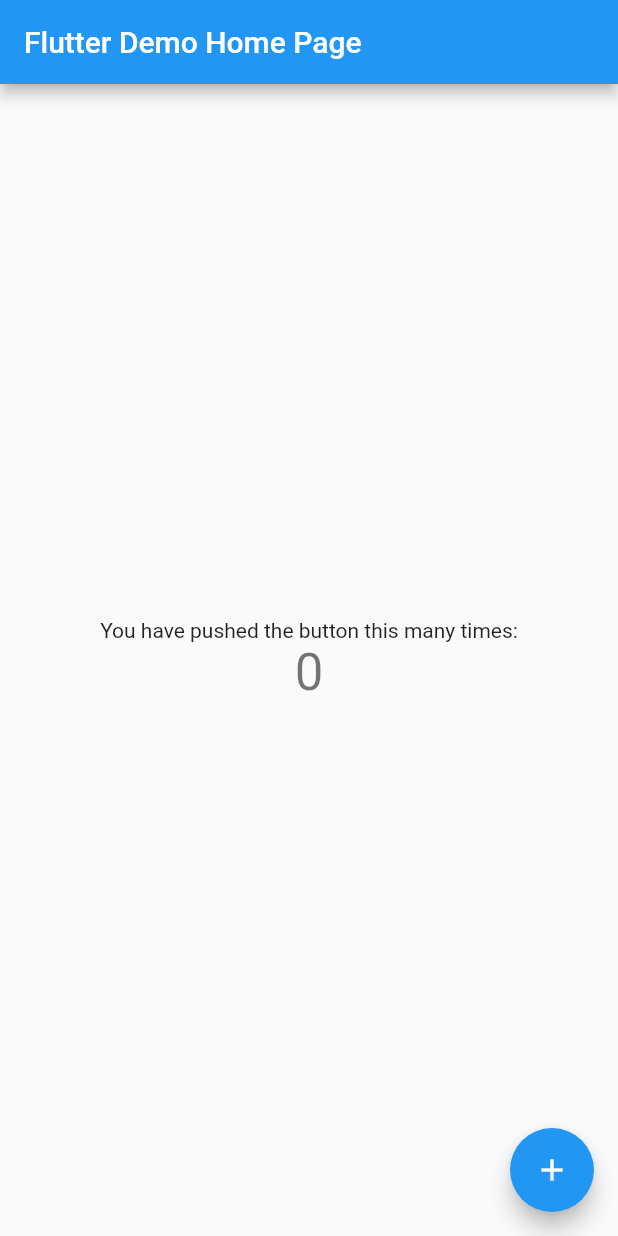
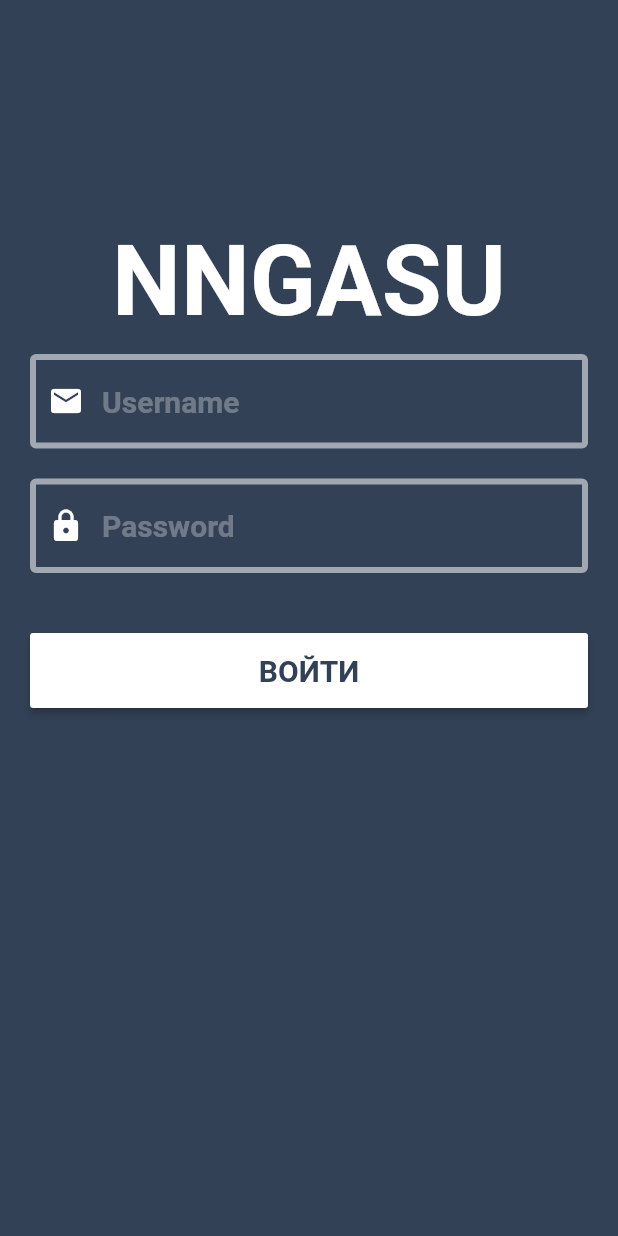
Before and after one commit to Excome/nngasu_fqp_mobile, a Flutter app: the screen it shows after launch, on a phone screen of 412 x 824 dp. Run offline on Flutter 3.47's test engine with Material 2 defaults, Android fonts, the phone set to English and light mode, and no system bars.

Commit message:
init authPage

```diff
--- a/lib/main.dart
+++ b/lib/main.dart
@@ -1,115 +1,21 @@
 import 'package:flutter/material.dart';
+import 'package:nngasu_fqp_mobile/pages/authPage.dart';
 
-void main() {
-  runApp(const MyApp());
-}
+void main() =>  runApp(const Application());
 
-class MyApp extends StatelessWidget {
-  const MyApp({Key? key}) : super(key: key);
+class Application extends StatelessWidget{
+  const Application({Key? key}) : super(key: key);
 
-  // This widget is the root of your application.
   @override
   Widget build(BuildContext context) {
     return MaterialApp(
-      title: 'Flutter Demo',
+      title: 'NNGASU',
       theme: ThemeData(
-        // This is the theme of your application.
-        //
-        // Try running your application with "flutter run". You'll see the
-        // application has a blue toolbar. Then, without quitting the app, try
-        // changing the primarySwatch below to Colors.green and then invoke
-        // "hot reload" (press "r" in the console where you ran "flutter run",
-        // or simply save your changes to "hot reload" in a Flutter IDE).
-        // Notice that the counter didn't reset back to zero; the application
-        // is not restarted.
-        primarySwatch: Colors.blue,
+        primaryColor: const Color.fromRGBO(50, 65, 85, 1),
+        textTheme: const TextTheme(titleLarge: TextStyle(color: Colors.white))
       ),
-      home: const MyHomePage(title: 'Flutter Demo Home Page'),
+      home: AuthPage(),
     );
   }
+
 }
-
-class MyHomePage extends StatefulWidget {
-  const MyHomePage({Key? key, required this.title}) : super(key: key);
-
-  // This widget is the home page of your application. It is stateful, meaning
-  // that it has a State object (defined below) that contains fields that affect
-  // how it looks.
-
-  // This class is the configuration for the state. It holds the values (in this
-  // case the title) provided by the parent (in this case the App widget) and
-  // used by the build method of the State. Fields in a Widget subclass are
-  // always marked "final".
-
-  final String title;
-
-  @override
-  State<MyHomePage> createState() => _MyHomePageState();
-}
-
-class _MyHomePageState extends State<MyHomePage> {
-  int _counter = 0;
-
-  void _incrementCounter() {
-    setState(() {
-      // This call to setState tells the Flutter framework that something has
-      // changed in this State, which causes it to rerun the build method below
-      // so that the display can reflect the updated values. If we changed
-      // _counter without calling setState(), then the build method would not be
-      // called again, and so nothing would appear to happen.
-      _counter++;
-    });
-  }
-
-  @override
-  Widget build(BuildContext context) {
-    // This method is rerun every time setState is called, for instance as done
-    // by the _incrementCounter method above.
-    //
-    // The Flutter framework has been optimized to make rerunning build methods
-    // fast, so that you can just rebuild anything that needs updating rather
-    // than having to individually change instances of widgets.
-    return Scaffold(
-      appBar: AppBar(
-        // Here we take the value from the MyHomePage object that was created by
-        // the App.build method, and use it to set our appbar title.
-        title: Text(widget.title),
-      ),
-      body: Center(
-        // Center is a layout widget. It takes a single child and positions it
-        // in the middle of the parent.
-        child: Column(
-          // Column is also a layout widget. It takes a list of children and
-          // arranges them vertically. By default, it sizes itself to fit its
-          // children horizontally, and tries to be as tall as its parent.
-          //
-          // Invoke "debug painting" (press "p" in the console, choose the
-          // "Toggle Debug Paint" action from the Flutter Inspector in Android
-          // Studio, or the "Toggle Debug Paint" command in Visual Studio Code)
-          // to see the wireframe for each widget.
-          //
-          // Column has various properties to control how it sizes itself and
-          // how it positions its children. Here we use mainAxisAlignment to
-          // center the children vertically; the main axis here is the vertical
-          // axis because Columns are vertical (the cross axis would be
-          // horizontal).
-          mainAxisAlignment: MainAxisAlignment.center,
-          children: <Widget>[
-            const Text(
-              'You have pushed the button this many times:',
-            ),
-            Text(
-              '$_counter',
-              style: Theme.of(context).textTheme.headline4,
-            ),
-          ],
-        ),
-      ),
-      floatingActionButton: FloatingActionButton(
-        onPressed: _incrementCounter,
-        tooltip: 'Increment',
-        child: const Icon(Icons.add),
-      ), // This trailing comma makes auto-formatting nicer for build methods.
-    );
-  }
-}
--- /dev/null
+++ b/lib/pages/authPage.dart
@@ -0,0 +1,103 @@
+import 'package:flutter/cupertino.dart';
+import 'package:flutter/material.dart';
+
+class AuthPage extends StatefulWidget{
+  AuthPage({Key? key}) : super(key: key);
+  bool _isLogin = false;
+
+  @override
+  State<StatefulWidget> createState() => _AuthPageState();
+}
+
+class _AuthPageState extends State<AuthPage>{
+  final TextEditingController _usernameController = TextEditingController();
+  final TextEditingController _passwordController = TextEditingController();
+
+  @override
+  Widget build(BuildContext context) {
+    Widget _logo(){
+      return const Padding(
+        padding: EdgeInsets.only(top: 150),
+        child: Align(
+          child: Text('NNGASU', style: TextStyle(fontSize: 65, fontWeight: FontWeight.bold, color: Colors.white),),
+        ),
+      );
+    }
+
+    Widget _input(String placeholder, Icon icon, TextEditingController controller, bool obscure){
+      return Container(
+        padding: const EdgeInsets.only(left: 20, right: 20),
+        child: TextField(
+          controller: controller,
+          obscureText: obscure,
+          style: const TextStyle(fontSize: 20, color: Colors.white),
+          decoration: InputDecoration(
+            hintStyle: const TextStyle(fontSize: 20, fontWeight: FontWeight.bold, color: Colors.white30),
+            hintText: placeholder,
+            focusedBorder: const OutlineInputBorder(
+                borderSide: BorderSide(color: Colors.white, width: 4)
+            ),
+            enabledBorder: const OutlineInputBorder(
+                borderSide: BorderSide(color: Colors.white54, width: 4)
+              ),
+            prefixIcon: Padding(
+              padding: const EdgeInsets.only(left: 10, right: 10),
+              child: IconTheme(
+                data: const IconThemeData(color: Colors.white),
+                child: icon,
+              ),
+            )
+          ),
+        ),
+      );
+    }
+
+    Widget _button(String text, void Function() func){
+      return RaisedButton(
+        splashColor: Theme.of(context).primaryColor,
+        highlightColor: Theme.of(context).primaryColor,
+        color: Colors.white,
+        child: Text(
+          text,
+          style: TextStyle(fontSize: 20, fontWeight: FontWeight.bold, color: Theme.of(context).primaryColor)
+        ),
+        onPressed: (){ func(); },
+      );
+    }
+
+    Widget _form(String label, void Function() func) {
+      return Column(
+        children: <Widget>[
+          Padding(
+            padding: const EdgeInsets.only(top: 10, bottom: 20),
+            child: _input("Username", const Icon(Icons.email), _usernameController, false),
+          ),
+          Padding(
+            padding: const EdgeInsets.only(bottom: 20),
+            child: _input("Password", const Icon(Icons.lock), _passwordController, true),
+          ),
+          const SizedBox(height: 20),
+          Padding(
+            padding: const EdgeInsets.only(left: 20, right: 20),
+            child: SizedBox(
+              height: 50,
+              width: MediaQuery.of(context).size.width,
+              child: _button(label, func)
+            ),
+          )
+        ],
+      );
+    }
+
+
+    return Scaffold(
+      backgroundColor: Theme.of(context).primaryColor,
+      body: Column(
+        children: <Widget>[
+          _logo(),
+          _form('ВОЙТИ', (){})
+        ],
+      ),
+    );
+  }
+}
```
